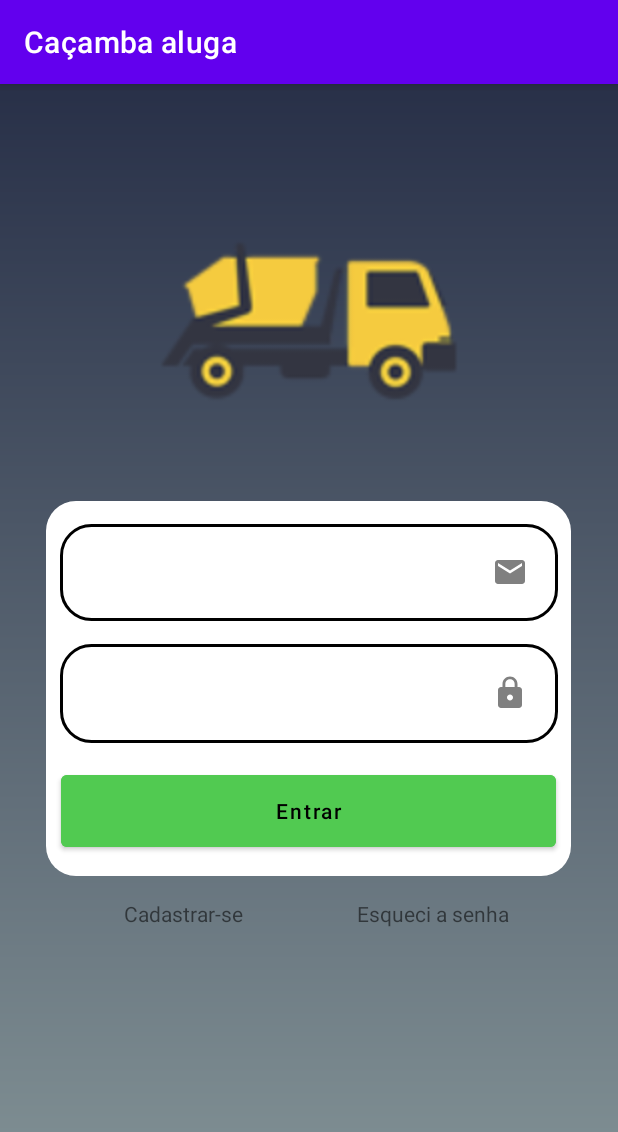
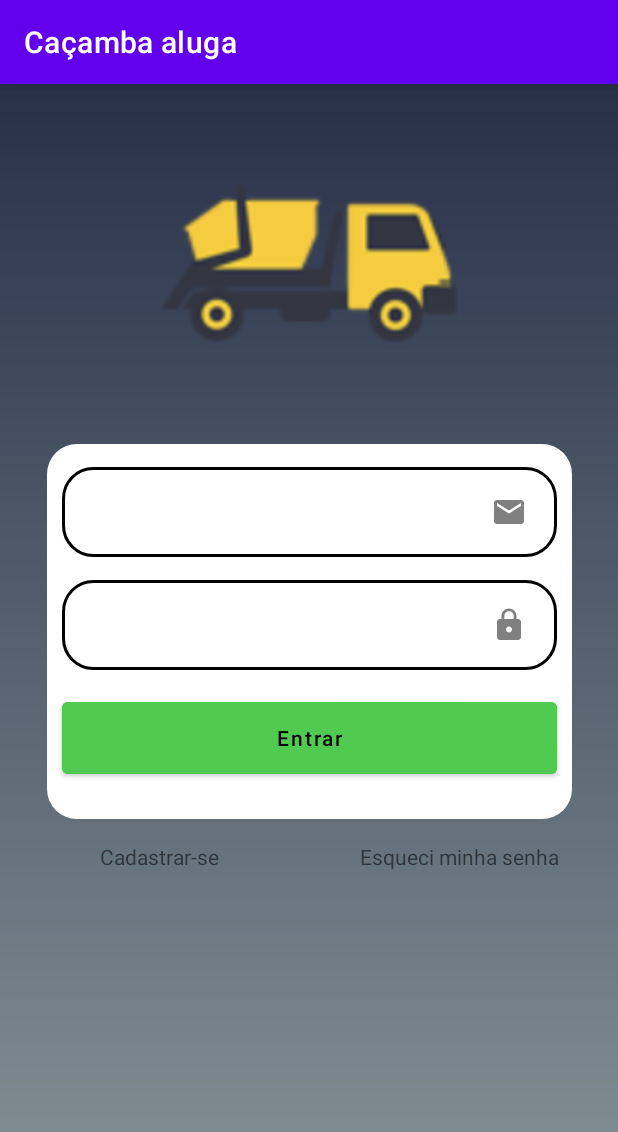
Before and after one commit to jvblima11/Projeto-cacamba, an Android app: the screen it shows after launch (Login_Activity), on a phone screen of 412 x 824 dp. Shown: the top 1132 px of the screen. Run offline under Robolectric (Android 15) with nearby library versions, the phone set to English and light mode, and no system bars; our stand-ins replace Firebase (no records; nobody signed in at launch, a user with empty details on screens opened directly); libraries missing offline, so code that uses them is left out: dmax.dialog.

Commit message:
tamanho da tela arrumado

```diff
--- a/app/src/main/res/layout/activity_login.xml
+++ b/app/src/main/res/layout/activity_login.xml
@@ -1,90 +1,88 @@
 <?xml version="1.0" encoding="utf-8"?>
 <androidx.constraintlayout.widget.ConstraintLayout xmlns:android="http://schemas.android.com/apk/res/android"
+    android:layout_width="match_parent"
+    android:layout_height="match_parent"
     xmlns:app="http://schemas.android.com/apk/res-auto"
     xmlns:tools="http://schemas.android.com/tools"
-    android:layout_width="match_parent"
-    android:layout_height="match_parent"
     android:background="@drawable/background_main"
     tools:context=".Activity.Login_Activity">
 
     <ImageView
-
+        android:id="@+id/logo"
         android:layout_width="200dp"
         android:layout_height="200dp"
-        android:layout_marginBottom="20dp"
+        app:layout_constraintStart_toStartOf="parent"
+        app:layout_constraintEnd_toEndOf="parent"
+        app:layout_constraintTop_toTopOf="parent"
         android:src="@drawable/logo_cacamba"
-        app:layout_constraintBottom_toTopOf="@+id/container"
-        app:layout_constraintEnd_toEndOf="parent"
-        app:layout_constraintStart_toStartOf="parent" />
+        android:layout_marginTop="20dp"/>
 
     <View
-        android:id="@+id/container"
+        android:id="@id/container"
         android:layout_width="350dp"
         android:layout_height="250dp"
-        android:layout_marginBottom="240dp"
         android:background="@drawable/container_componets"
-        app:layout_constraintBottom_toBottomOf="parent"
+        app:layout_constraintStart_toStartOf="parent"
         app:layout_constraintEnd_toEndOf="parent"
-        app:layout_constraintHorizontal_bias="0.491"
-        app:layout_constraintStart_toStartOf="parent"
-        tools:ignore="MissingConstraints" />
+        android:layout_marginTop="20dp"
+        app:layout_constraintTop_toBottomOf="@id/logo"/>
 
     <EditText
         android:id="@+id/user_text"
         style="@style/edit_tex"
         android:text="Email"
         android:drawableRight="@drawable/ic_mail"
+        android:layout_width="330dp"
+        android:layout_height="60dp"
+        android:textStyle="bold"
+        app:layout_constraintStart_toStartOf="@id/container"
         app:layout_constraintEnd_toEndOf="@id/container"
-        app:layout_constraintStart_toStartOf="@+id/container"
-        app:layout_constraintTop_toTopOf="@id/container"
-        tools:ignore="MissingConstraints" />
+        app:layout_constraintTop_toTopOf="@id/container"/>
 
     <EditText
         android:id="@+id/password_text"
         style="@style/edit_tex"
-        android:text=" Senha"
-        android:textSize="19dp"
+        android:text="Senha"
+        android:textStyle="bold"
         android:drawableRight="@drawable/ic_password"
+        android:layout_width="330dp"
+        android:layout_height="60dp"
+        app:layout_constraintStart_toStartOf="@id/container"
         app:layout_constraintEnd_toEndOf="@id/container"
-        app:layout_constraintStart_toStartOf="@+id/container"
-        app:layout_constraintTop_toBottomOf="@id/user_text"
-         />
+        app:layout_constraintTop_toBottomOf="@id/user_text"/>
 
     <Button
         android:id="@+id/btnEntrar"
-        android:layout_width="330dp"
-        android:layout_height="60dp"
         android:layout_marginTop="15dp"
         android:text="Entrar"
         android:textAllCaps="false"
         android:textColor="@color/black"
         android:backgroundTint="#51CA51"
+        android:layout_width="330dp"
+        android:layout_height="60dp"
         app:layout_constraintEnd_toEndOf="@id/container"
         app:layout_constraintStart_toStartOf="@id/container"
-        app:layout_constraintTop_toBottomOf="@id/password_text"
+        app:layout_constraintTop_toBottomOf="@id/password_text"/>
+
+    <TextView
+        android:layout_width="150dp"
+        android:layout_height="wrap_content"
+        android:id="@+id/text_cadastro"
+        android:layout_marginTop="15dp"
+        android:text="Cadastrar-se"
+        android:gravity="center"
+        app:layout_constraintTop_toBottomOf="@id/container"
+        app:layout_constraintStart_toStartOf="@id/container"
         />
 
     <TextView
-        android:id="@+id/text_cadastro"
         android:layout_width="150dp"
         android:layout_height="wrap_content"
-        app:layout_constraintStart_toStartOf="@id/container"
+        android:id="@+id/text_esquec"
+        android:layout_marginTop="15dp"
+        android:text="Esqueci minha senha"
+        android:gravity="center"
         app:layout_constraintTop_toBottomOf="@id/container"
-        app:layout_constraintEnd_toStartOf="@id/text_esquec"
-        android:layout_marginTop="15dp"
-        android:text="Cadastrar-se"
-        android:gravity="center"
+        app:layout_constraintEnd_toEndOf="@id/container"
         />
-
-    <TextView
-        android:id="@+id/text_esquec"
-        android:layout_width="150dp"
-        android:layout_height="wrap_content"
-        android:layout_marginTop="15dp"
-        android:gravity="center"
-        android:text="Esqueci a senha"
-        app:layout_constraintEnd_toEndOf="@id/container"
-        app:layout_constraintStart_toEndOf="@+id/text_cadastro"
-        app:layout_constraintTop_toBottomOf="@id/container" />
-
 </androidx.constraintlayout.widget.ConstraintLayout>
```
